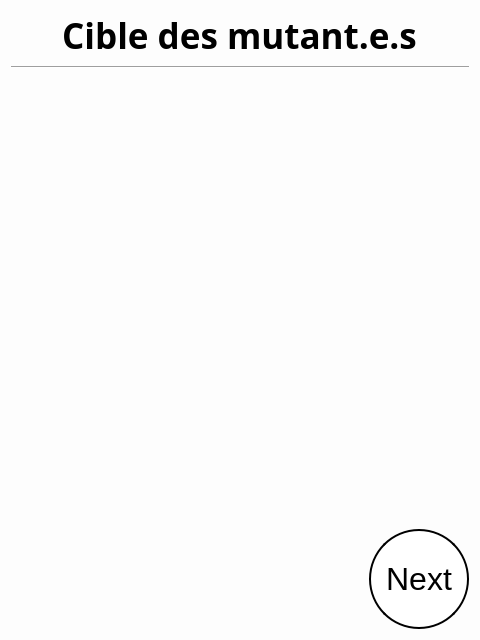
This is SporzOBC-WAL/code/resources/Phases/Night/Mutant/paralysis_target.ui in Eben-Epi/SporzOBC as Qt 5 draws it before an edit. The edited form follows.
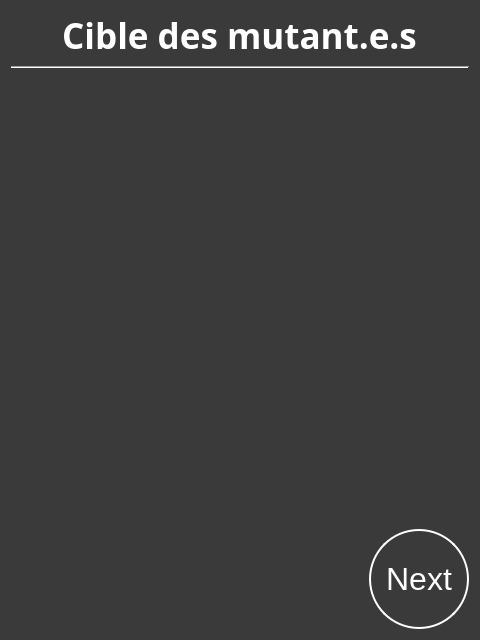
This is the edited form.

Commit message: UPD Night Phases are displayed with dark background UPD Mutant Turn and Evening Bed Time View ADD useful fetch infos from game logic methods

```diff
--- a/SporzOBC-WAL/code/resources/Phases/Night/Mutant/paralysis_target.ui
+++ b/SporzOBC-WAL/code/resources/Phases/Night/Mutant/paralysis_target.ui
@@ -15,14 +15,19 @@
   </property>
   <property name="styleSheet">
    <string notr="true">#MutantsParalysisTarget {
-    background-color: rgb(253, 253, 253);
+    background-color: rgb(58, 58, 58);;
     }
 
+QLabel {
+	color:white;
+}
+
 QPushButton  {
-    border: 2px solid black;
-    background-color: white;
+    border: 2px solid white;
+    background-color: rgb(58, 58, 58);
     padding: 10px 10px;
     font-size: 32px;
+	color:white;
     border-radius: 50px;
 }</string>
   </property>
```
The commit also changes 37 other files.
